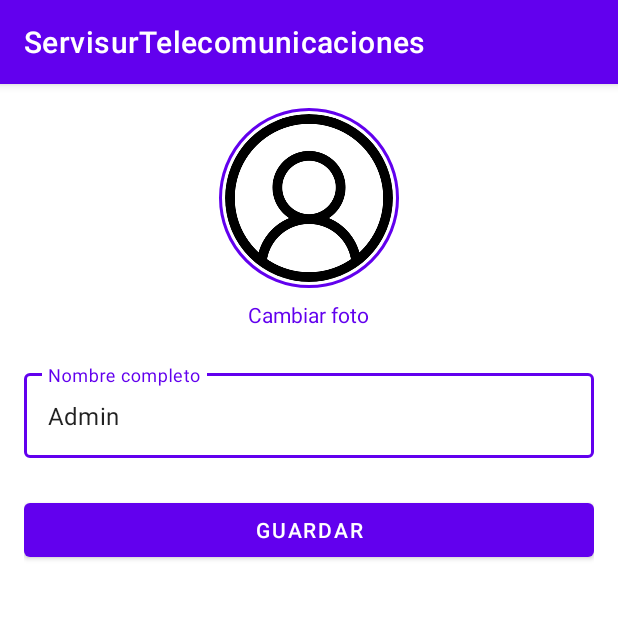
After one commit to Angelitto99/TFG_Angel, an Android app built with Jetpack Compose: the EditarPerfilActivity screen opened directly, with no data from a screen before it, on a phone screen of 412 x 824 dp, the top half of it. The commit adds this screen. Run offline under Robolectric (Android 15) with nearby library versions, the phone set to English and light mode, and no system bars; our stand-ins replace CircleImageView; pictures from the network do not load.

Commit message:
Editado la parte del Editar Perfil

```diff
--- /dev/null
+++ b/app/src/main/java/com/example/servisurtelecomunicaciones/EditarPerfilActivity.kt
@@ -0,0 +1,88 @@
+package com.example.servisurtelecomunicaciones
+
+import android.app.Activity
+import android.content.Context
+import android.content.Intent
+import android.net.Uri
+import android.os.Bundle
+import android.provider.MediaStore
+import android.view.View
+import android.widget.Button
+import android.widget.Toast
+import androidx.appcompat.app.AppCompatActivity
+import com.google.android.material.textfield.TextInputEditText
+import de.hdodenhof.circleimageview.CircleImageView
+
+class EditarPerfilActivity : AppCompatActivity() {
+
+    companion object {
+        private const val PREFS       = "prefs"
+        private const val KEY_NAME    = "user_name"
+        private const val KEY_AVATAR  = "user_avatar"
+        private const val RC_PICK_PHOTO = 1001
+    }
+
+    private lateinit var ivAvatar: CircleImageView
+    private lateinit var etNombre: TextInputEditText
+    private lateinit var btnGuardar: Button
+
+    override fun onCreate(savedInstanceState: Bundle?) {
+        super.onCreate(savedInstanceState)
+        setContentView(R.layout.activity_editar_perfil)
+
+        ivAvatar   = findViewById(R.id.ivAvatar)
+        etNombre   = findViewById(R.id.etNombre)
+        btnGuardar = findViewById(R.id.btnGuardarPerfil)
+
+        loadUserProfile()
+
+        ivAvatar.setOnClickListener { onChangeAvatar(it) }
+        btnGuardar.setOnClickListener {
+            saveProfileChanges()
+            finish() // vuelve al Home
+        }
+    }
+
+    private fun loadUserProfile() {
+        val prefs = getSharedPreferences(PREFS, Context.MODE_PRIVATE)
+        // Carga nombre (o "Admin" por defecto)
+        etNombre.setText(prefs.getString(KEY_NAME, "Admin"))
+        // Carga avatar si ya guardaste una URI
+        prefs.getString(KEY_AVATAR, null)?.let { uriString ->
+            ivAvatar.setImageURI(Uri.parse(uriString))
+        }
+    }
+
+    /** Lanza la galería para elegir foto */
+    fun onChangeAvatar(view: View) {
+        val pick = Intent(Intent.ACTION_PICK, MediaStore.Images.Media.EXTERNAL_CONTENT_URI)
+            .setType("image/*")
+        startActivityForResult(pick, RC_PICK_PHOTO)
+    }
+
+    override fun onActivityResult(requestCode: Int, resultCode: Int, data: Intent?) {
+        super.onActivityResult(requestCode, resultCode, data)
+        if (requestCode == RC_PICK_PHOTO && resultCode == Activity.RESULT_OK && data != null) {
+            data.data?.let { uri ->
+                // Muestra la imagen seleccionada
+                ivAvatar.setImageURI(uri)
+                // Guarda la URI en prefs
+                getSharedPreferences(PREFS, Context.MODE_PRIVATE).edit()
+                    .putString(KEY_AVATAR, uri.toString())
+                    .apply()
+            }
+        }
+    }
+
+    private fun saveProfileChanges() {
+        val nombre = etNombre.text.toString().trim()
+        if (nombre.isEmpty()) {
+            etNombre.error = "Requerido"
+            return
+        }
+        getSharedPreferences(PREFS, Context.MODE_PRIVATE).edit()
+            .putString(KEY_NAME, nombre)
+            .apply()
+        Toast.makeText(this, "Perfil guardado", Toast.LENGTH_SHORT).show()
+    }
+}
--- /dev/null
+++ b/app/src/main/res/drawable/circle_bg.xml
@@ -0,0 +1,6 @@
+<shape xmlns:android="http://schemas.android.com/apk/res/android"
+    android:shape="oval">
+    <solid android:color="@android:color/white"/>
+    <size android:width="120dp" android:height="120dp"/>
+    <stroke android:width="2dp" android:color="@color/purple_500"/>
+</shape>
--- /dev/null
+++ b/app/src/main/res/layout/activity_editar_perfil.xml
@@ -0,0 +1,55 @@
+<?xml version="1.0" encoding="utf-8"?>
+<ScrollView xmlns:android="http://schemas.android.com/apk/res/android"
+    android:layout_width="match_parent"
+    android:layout_height="match_parent">
+
+    <LinearLayout
+        android:orientation="vertical"
+        android:layout_width="match_parent"
+        android:layout_height="wrap_content"
+        android:padding="16dp"
+        android:gravity="center_horizontal">
+
+        <!-- Avatar centrado (CircleImageView) -->
+        <de.hdodenhof.circleimageview.CircleImageView
+            android:id="@+id/ivAvatar"
+            android:layout_width="120dp"
+            android:layout_height="120dp"
+            android:src="@drawable/ic_perfil"
+            android:contentDescription="@string/desc_foto_perfil"
+            android:scaleType="centerCrop"
+            android:background="@drawable/circle_bg"
+            android:padding="4dp"
+            android:onClick="onChangeAvatar" />
+
+        <TextView
+            android:layout_width="wrap_content"
+            android:layout_height="wrap_content"
+            android:text="Cambiar foto"
+            android:textColor="@color/purple_500"
+            android:layout_marginTop="8dp"
+            android:onClick="onChangeAvatar" />
+
+        <!-- Nombre completo -->
+        <com.google.android.material.textfield.TextInputLayout
+            style="@style/Widget.MaterialComponents.TextInputLayout.OutlinedBox"
+            android:layout_width="match_parent"
+            android:layout_height="wrap_content"
+            android:hint="Nombre completo"
+            android:layout_marginTop="24dp">
+
+            <com.google.android.material.textfield.TextInputEditText
+                android:id="@+id/etNombre"
+                android:layout_width="match_parent"
+                android:layout_height="wrap_content"/>
+        </com.google.android.material.textfield.TextInputLayout>
+
+        <!-- Botón Guardar -->
+        <Button
+            android:id="@+id/btnGuardarPerfil"
+            android:layout_width="match_parent"
+            android:layout_height="wrap_content"
+            android:text="Guardar"
+            android:layout_marginTop="24dp"/>
+    </LinearLayout>
+</ScrollView>
--- a/app/src/main/res/values/strings.xml
+++ b/app/src/main/res/values/strings.xml
@@ -1,3 +1,4 @@
 <resources>
     <string name="app_name">ServisurTelecomunicaciones</string>
+    <string name="desc_foto_perfil">Foto de perfil</string>
 </resources>
```
Also changed, not shown: app/src/main/AndroidManifest.xml (+25 -38 lines), app/src/main/java/com/example/servisurtelecomunicaciones/AdminHomeActivity.kt (+50 -26 lines), app/src/main/java/com/example/servisurtelecomunicaciones/EditProfileActivity.kt (deleted, +0 -22 lines), app/src/main/res/layout/activity_admin_home.xml (+11 -6 lines), app/src/main/res/layout/activity_edit_profile.xml (deleted, +0 -50 lines).
